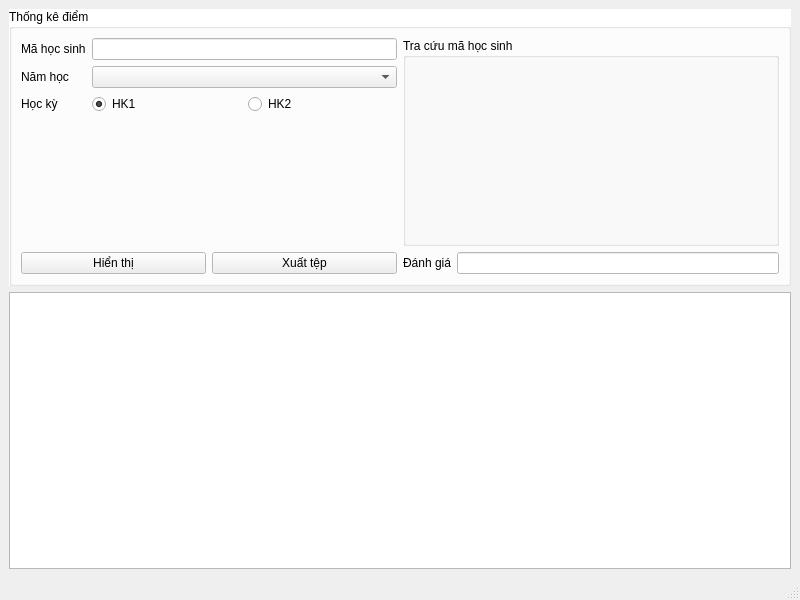
Old version of the form HongGrader/thongkediem.ui in the repository vumari/HongGrader.
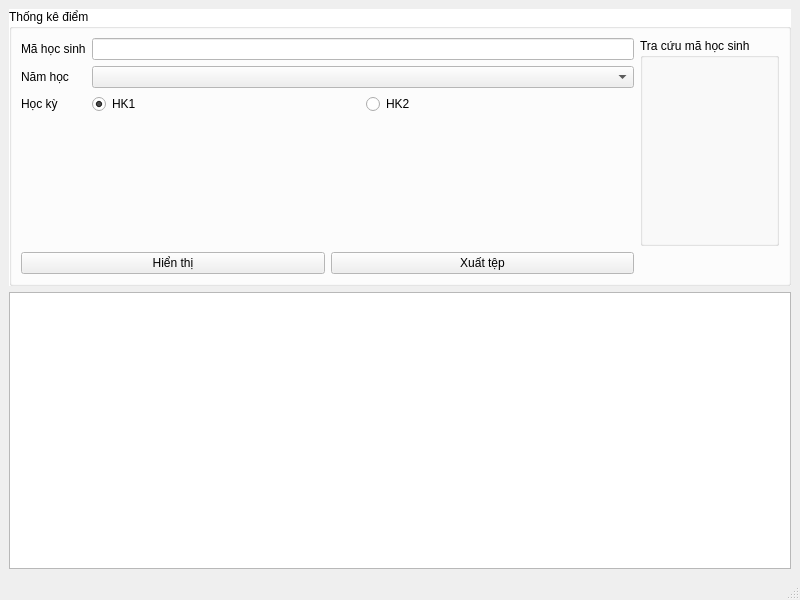
New version of the form. Custom widgets are drawn as their Qt base class.

Patch:
```diff
--- a/HongGrader/thongkediem.ui
+++ b/HongGrader/thongkediem.ui
@@ -159,20 +159,6 @@
          </item>
         </layout>
        </item>
-       <item row="3" column="1">
-        <layout class="QHBoxLayout" name="horizontalLayout_9">
-         <item>
-          <widget class="QLabel" name="label_4">
-           <property name="text">
-            <string>Đánh giá</string>
-           </property>
-          </widget>
-         </item>
-         <item>
-          <widget class="QLineEdit" name="LEdanhgia"/>
-         </item>
-        </layout>
-       </item>
        <item row="1" column="0">
         <spacer name="verticalSpacer">
          <property name="orientation">
```
Left out of the diff: 1 changed line with no effect on the pictures.
